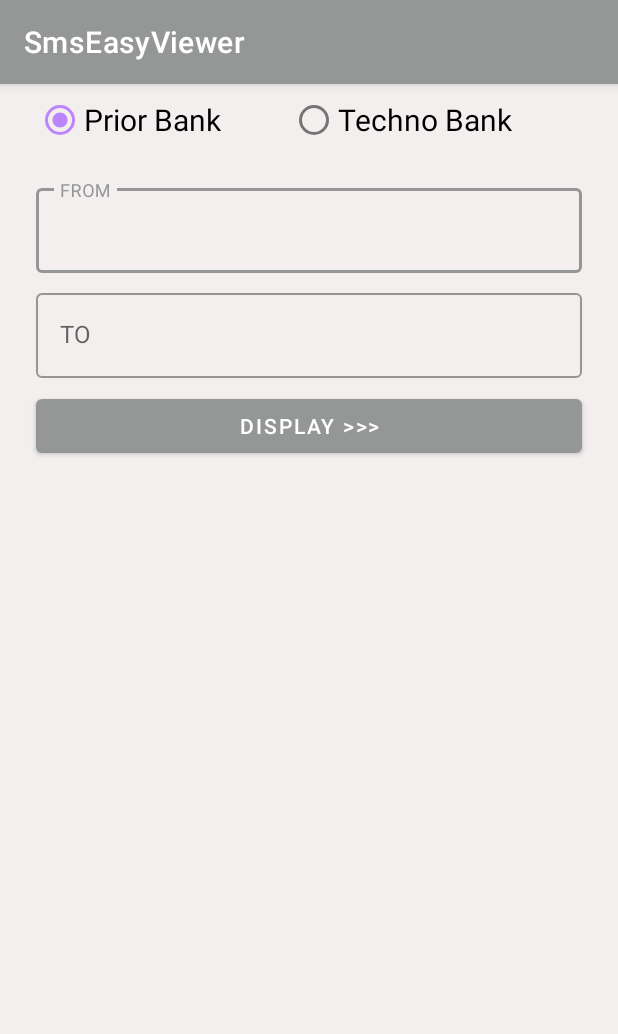
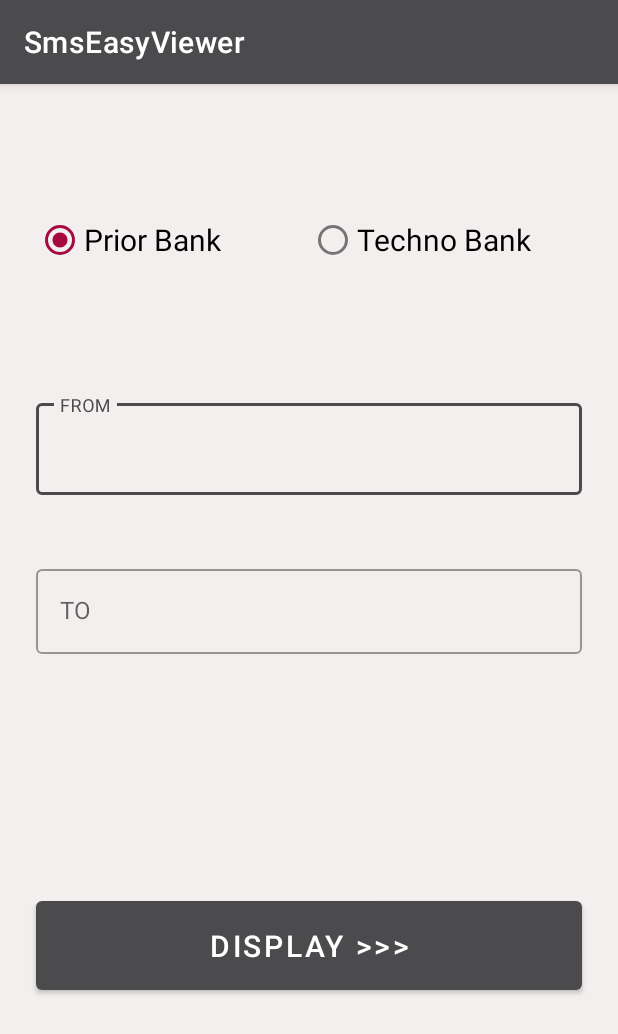
Before and after one commit to Lavitr/SmsEsayViewer, an Android app: the screen it shows after launch (MainActivity), on a phone screen of 412 x 824 dp. Shown: the top 1034 px of the screen. Run offline under Robolectric (Android 15) with nearby library versions, the phone set to English and light mode, and no system bars.

Commit message:
feat: layout implementation

```diff
--- a/SmsEasyViewer/app/src/main/java/com/example/smseasyviewer/MainActivity.kt
+++ b/SmsEasyViewer/app/src/main/java/com/example/smseasyviewer/MainActivity.kt
@@ -12,21 +12,23 @@ import android.provider.Telephony
 import android.util.Log
 import android.widget.Button
 import android.widget.RadioButton
-import android.widget.RadioGroup
 import androidx.activity.result.contract.ActivityResultContracts
 import androidx.annotation.RequiresApi
 import androidx.appcompat.app.AppCompatActivity
 import androidx.core.content.ContextCompat
 import com.example.smseasyviewer.utils.readSms
 import com.google.android.material.textfield.TextInputLayout
+import java.time.LocalDateTime
 
-var fromDate: Long = 0L
-var toDate: Long = System.currentTimeMillis()
-var bankID = 1
-var fromDateString= ""
-var toDateString= ""
+@RequiresApi(Build.VERSION_CODES.O)
+class MainActivity : AppCompatActivity() {
+    var fromDate: Long = 0L
+    var toDate: Long = System.currentTimeMillis()
+    var bankID = 0
+    var fromDateString = ""
+    var dateToday = LocalDateTime.now().toString().split("T")[0]
+    var toDateString = dateToday
 
-class MainActivity : AppCompatActivity() {
     private val requestPermissionLauncher =
         registerForActivityResult(
             ActivityResultContracts.RequestPermission()
@@ -48,15 +50,18 @@ class MainActivity : AppCompatActivity() {
         val radioButton2 = findViewById<RadioButton>(R.id.radio_button_2)
 
         radioButton1.setOnCheckedChangeListener { buttonView, isChecked ->
-            if (isChecked) bankID = 1
+            if (isChecked) bankID = 0
         }
         radioButton2.setOnCheckedChangeListener { buttonView, isChecked ->
-            if (isChecked) bankID = 2
+            if (isChecked) bankID = 1
         }
         //datePicker
         val myCalendar = Calendar.getInstance()
         val outlinedTextField = findViewById<TextInputLayout>(R.id.outlinedTextField)
         val outlinedTextField2 = findViewById<TextInputLayout>(R.id.outlinedTextField2)
+        outlinedTextField.editText?.showSoftInputOnFocus = false
+        outlinedTextField2.editText?.showSoftInputOnFocus = false
+
 
         fun datePickerListener(isFrom: Boolean) =
             OnDateSetListener { view, year, monthOfYear, dayOfMonth -> // TODO Auto-generated method stub
@@ -92,10 +97,12 @@ class MainActivity : AppCompatActivity() {
 
         outlinedTextField.setEndIconOnClickListener {
             fromDate = 0L
+            fromDateString = ""
             outlinedTextField.editText?.setText("")
         }
         outlinedTextField2.setEndIconOnClickListener {
             toDate = System.currentTimeMillis()
+            toDateString = dateToday
             outlinedTextField2.editText?.setText("")
         }
 
@@ -109,12 +116,14 @@ class MainActivity : AppCompatActivity() {
                 null,
                 Telephony.Sms.Inbox.DEFAULT_SORT_ORDER
             )
-            val (data, count) = readSms(cursor, bankID)
+            val (data, count, sum) = readSms(cursor, bankID)
             Intent(this, ResultViewActivity::class.java).also {
                 it.putExtra("hashMap", data)
                 it.putExtra("count", count)
                 it.putExtra("from", fromDateString)
                 it.putExtra("to", toDateString)
+                it.putExtra("bankID", bankID)
+                it.putExtra("sum", sum)
                 startActivity(it)
             }
             cursor!!.close()
--- a/SmsEasyViewer/app/src/main/java/com/example/smseasyviewer/utils/PriorbankSms.kt
+++ b/SmsEasyViewer/app/src/main/java/com/example/smseasyviewer/utils/PriorbankSms.kt
@@ -13,6 +13,7 @@ fun getPriorData(textBody: String, dataSet: HashMap<String, Int>) {
             val sum = paymentPattern.find(twoStrings[0])
             val value = sum?.value.toString().replace("Oplata", "").trim()
             val intValue = value.split(".")[0].toInt()
+
             if (dataSet.containsKey(location[0])) {
                 dataSet[location[0]] = dataSet[location[0]]!! + intValue
             } else {
--- a/SmsEasyViewer/app/src/main/java/com/example/smseasyviewer/utils/TechnobankSms.kt
+++ b/SmsEasyViewer/app/src/main/java/com/example/smseasyviewer/utils/TechnobankSms.kt
@@ -6,14 +6,10 @@ fun getTechnobankData(textBody: String, dataSet: HashMap<String, Int>) {
     val paymentPattern = Regex("Retail(.*)")
     val pattern = Regex("(.*)Retail(.*)")
     if (textBody.matches(pattern)) {
-        Log.d("MY_APP::", "$textBody")
         val twoStrings = textBody.trim().split("BYN ")
         if (twoStrings.size == 2) {
             var location = twoStrings[1].split("OK.")[0]
-            location = location.replace("SHOP", "")
-                .replace("VITEBSK", "")
-                .replace("MINSK", "")
-                .replace("BPS", "")
+            location = ConvertLocationName(location)
             val sum = paymentPattern.find(twoStrings[0])
             val value = sum?.value.toString().replace("Retail", "").replace("-", "").trim()
             val intValue = value.split(".")[0].toInt()
--- a/SmsEasyViewer/app/src/main/res/layout/activity_main.xml
+++ b/SmsEasyViewer/app/src/main/res/layout/activity_main.xml
@@ -18,20 +18,21 @@
         app:layout_constraintEnd_toEndOf="parent"
         app:layout_constraintHorizontal_bias="0.5"
         app:layout_constraintStart_toStartOf="parent"
-        app:layout_constraintTop_toTopOf="parent">
+        app:layout_constraintTop_toTopOf="parent"
+        app:layout_constraintBottom_toTopOf="@+id/outlinedTextField">
 
         <RadioButton
             android:id="@+id/radio_button_1"
-            android:layout_width="wrap_content"
-            android:layout_height="match_parent"
+            android:layout_width="match_parent"
+            android:layout_height="wrap_content"
             android:layout_weight="1"
             android:text="Prior Bank"
             android:textSize="20sp" />
 
         <RadioButton
             android:id="@+id/radio_button_2"
-            android:layout_width="wrap_content"
-            android:layout_height="match_parent"
+            android:layout_width="match_parent"
+            android:layout_height="wrap_content"
             android:layout_weight="1"
             android:text="Techno Bank"
             android:textSize="20sp" />
@@ -42,13 +43,17 @@
         android:layout_width="0dp"
         android:layout_height="wrap_content"
         android:layout_marginStart="24dp"
-        android:layout_marginTop="8dp"
         android:layout_marginEnd="24dp"
+        android:paddingTop="16dp"
+        android:paddingBottom="16dp"
         android:text="Display &gt;&gt;&gt;"
+        android:textColor="#FFF"
+        android:textSize="20sp"
+        app:layout_constraintBottom_toBottomOf="parent"
         app:layout_constraintEnd_toEndOf="parent"
         app:layout_constraintHorizontal_bias="0.498"
         app:layout_constraintStart_toStartOf="parent"
-        app:layout_constraintTop_toBottomOf="@+id/outlinedTextField2" />
+        app:layout_constraintTop_toTopOf="@+id/guideline3" />
 
 
     <com.google.android.material.textfield.TextInputLayout
@@ -57,17 +62,18 @@
         android:layout_width="match_parent"
         android:layout_height="wrap_content"
         android:layout_marginStart="24dp"
-        android:layout_marginTop="16dp"
         android:layout_marginEnd="24dp"
         android:hint="FROM"
         app:endIconMode="clear_text"
         app:layout_constraintEnd_toEndOf="parent"
         app:layout_constraintStart_toStartOf="parent"
-        app:layout_constraintTop_toBottomOf="@+id/radioGroup">
+        app:layout_constraintBottom_toTopOf="@+id/outlinedTextField2"
+        >
 
         <com.google.android.material.textfield.TextInputEditText
             android:layout_width="match_parent"
-            android:layout_height="wrap_content"
+            android:layout_height="61dp"
+            android:layout_marginBottom="44dp"
             android:focusable="auto"
             android:selectAllOnFocus="false"
             app:textInputLayoutFocusedRectEnabled="false" />
@@ -80,13 +86,14 @@
         android:layout_width="match_parent"
         android:layout_height="wrap_content"
         android:layout_marginStart="24dp"
-        android:layout_marginTop="8dp"
+        android:layout_marginTop="38dp"
         android:layout_marginEnd="24dp"
         android:hint="TO"
         app:endIconMode="clear_text"
+        app:layout_constraintBottom_toTopOf="@+id/guideline3"
         app:layout_constraintEnd_toEndOf="parent"
         app:layout_constraintStart_toStartOf="parent"
-        app:layout_constraintTop_toBottomOf="@+id/outlinedTextField">
+        >
 
         <com.google.android.material.textfield.TextInputEditText
             android:layout_width="match_parent"
@@ -102,13 +109,25 @@
         android:layout_width="wrap_content"
         android:layout_height="wrap_content"
         android:orientation="vertical"
-        app:layout_constraintGuide_begin="205dp" />
+        app:layout_constraintGuide_percent="0.50121653" />
 
     <androidx.constraintlayout.widget.Guideline
         android:id="@+id/guideline3"
         android:layout_width="wrap_content"
         android:layout_height="wrap_content"
         android:orientation="horizontal"
-        app:layout_constraintGuide_begin="251dp" />
+        app:layout_constraintGuide_begin="380dp" />
+
+    <androidx.constraintlayout.widget.Group
+        android:id="@+id/group"
+        android:layout_width="wrap_content"
+        android:layout_height="wrap_content" />
+
+    <androidx.constraintlayout.widget.Guideline
+        android:id="@+id/guideline2"
+        android:layout_width="wrap_content"
+        android:layout_height="wrap_content"
+        android:orientation="horizontal"
+        app:layout_constraintGuide_begin="20dp" />
 
 </androidx.constraintlayout.widget.ConstraintLayout>
--- a/SmsEasyViewer/app/src/main/res/layout/list_item.xml
+++ b/SmsEasyViewer/app/src/main/res/layout/list_item.xml
@@ -9,6 +9,7 @@
     <LinearLayout
         android:layout_width="match_parent"
         android:layout_height="wrap_content"
+        android:background="#fff"
         android:orientation="horizontal"
         android:padding="4dp">
 
@@ -16,8 +17,8 @@
             android:id="@+id/item_title"
             android:layout_width="wrap_content"
             android:layout_height="wrap_content"
+            android:layout_weight="5"
             android:padding="2dp"
-            android:layout_weight="5"
             android:textAppearance="?attr/textAppearanceHeadline6"
             android:textSize="14sp" />
 
@@ -27,7 +28,8 @@
             android:layout_height="wrap_content"
             android:layout_weight="1"
             android:padding="2dp"
-            android:textAlignment="textEnd" />
+            android:textAlignment="textEnd"
+            android:textSize="16sp" />
 
     </LinearLayout>
 </com.google.android.material.card.MaterialCardView>
--- a/SmsEasyViewer/app/src/main/res/values/colors.xml
+++ b/SmsEasyViewer/app/src/main/res/values/colors.xml
@@ -1,12 +1,12 @@
 <?xml version="1.0" encoding="utf-8"?>
 <resources>
-    <color name="purple_200">#FFBB86FC</color>
-    <color name="purple_500">#FF6200EE</color>
+    <color name="purple_200">#A6093F</color>
+    <color name="purple_500">#831339</color>
     <color name="purple_700">#FF3700B3</color>
     <color name="teal_200">#FF03DAC5</color>
     <color name="teal_700">#FF018786</color>
     <color name="black">#FF000000</color>
     <color name="white">#FFFFFFFF</color>
-    <color name="primary_100">#949796</color>
+    <color name="primary_100">#4B4A4C</color>
     <color name="primary_200">#494A4A</color>
 </resources>
```
Also changed, not shown: SmsEasyViewer/app/src/main/java/com/example/smseasyviewer/ResultViewActivity.kt (+14 -5 lines), SmsEasyViewer/app/src/main/java/com/example/smseasyviewer/utils/ConvertLocationName.kt (added, +12 -0 lines), SmsEasyViewer/app/src/main/java/com/example/smseasyviewer/utils/readSms.kt (+6 -5 lines), SmsEasyViewer/app/src/main/res/layout/activity_result_view.xml (+67 -20 lines), 1 other file.
